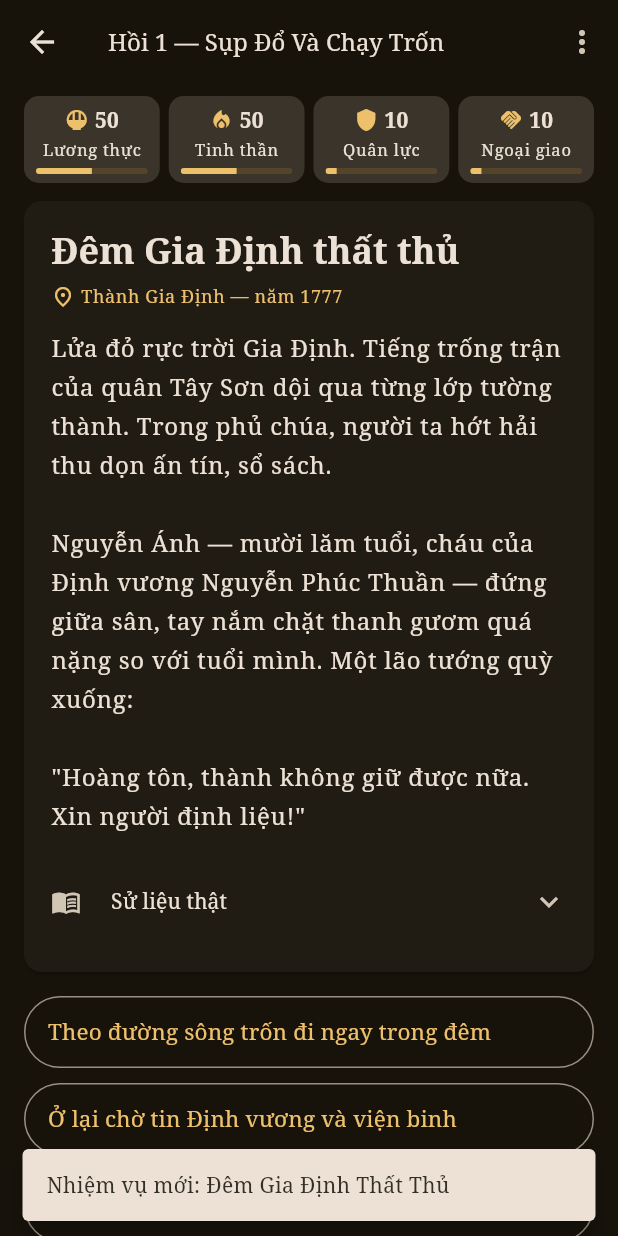
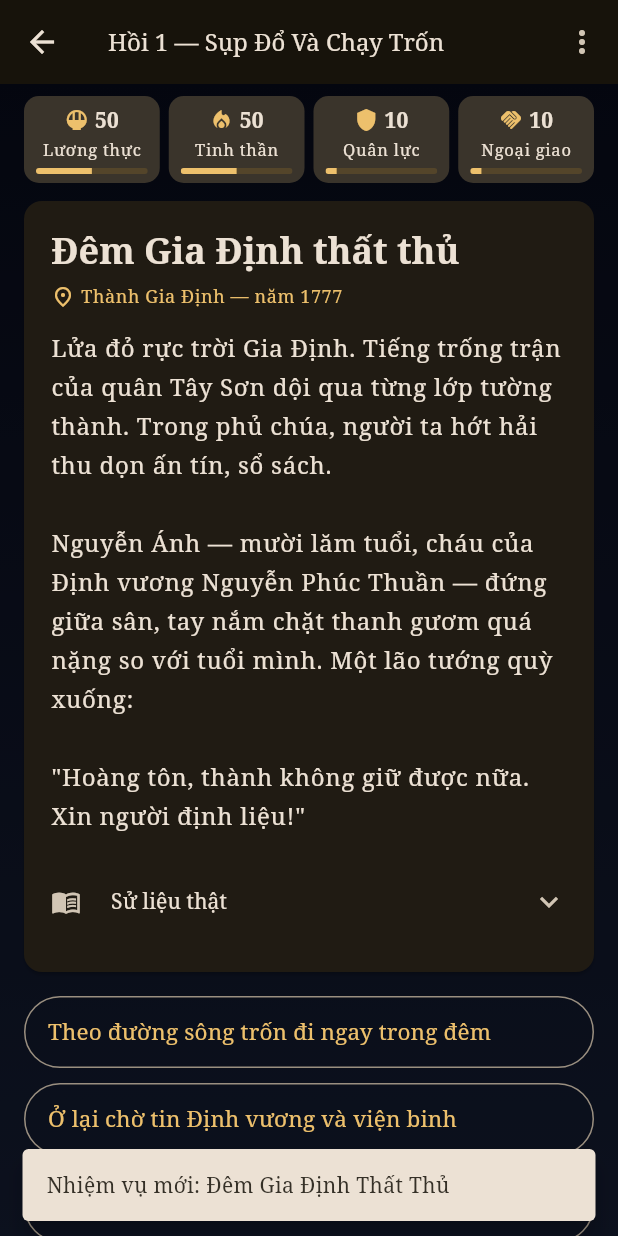
Before and after one commit to phongdt229-svg/game-gia-long, a Flutter app: the screen it shows after launch, after a tap on "Chơi mới", on a phone screen of 412 x 824 dp. Run offline on Flutter 3.47's test engine with Material 3 defaults, Android fonts, the phone set to English and light mode, and no system bars; our stand-ins replace audioplayers, google_fonts, shared_preferences.

Commit message:
Expand Act 1, add optional asset/music system, tune battles, add coverage tests
- Act 1: fishing village and deserters branches
- Asset catalog, scene backdrop/portraits, per-act music (graceful when files missing)
- assets/README.md documenting expected file names
- Raise difficulty of Quy Nhon/Thi Nai battles so tactics matter
- 2000-run playthrough simulation test for scene/choice/ending coverage

Co-Authored-By: Claude Sonnet 5 <noreply@anthropic.com>

```diff
--- a/gia_long_flutter/lib/main.dart
+++ b/gia_long_flutter/lib/main.dart
@@ -2,9 +2,15 @@ import 'package:flutter/material.dart';
 import 'package:google_fonts/google_fonts.dart';
 
 import 'screens/main_menu_screen.dart';
+import 'services/asset_catalog.dart';
+import 'services/audio_service.dart';
 import 'services/save_service.dart';
 
-void main() => runApp(const GiaLongApp());
+Future<void> main() async {
+  WidgetsFlutterBinding.ensureInitialized();
+  await AssetCatalog.load();
+  runApp(const GiaLongApp());
+}
 
 class GiaLongApp extends StatefulWidget {
   const GiaLongApp({super.key});
@@ -21,6 +27,7 @@ class _GiaLongAppState extends State<GiaLongApp> {
   void initState() {
     super.initState();
     _save.loadTextScale().then((v) => _textScale.value = v);
+    _save.loadMusicEnabled().then(AudioService.instance.setEnabled);
   }
 
   @override
--- a/gia_long_flutter/lib/screens/game_screen.dart
+++ b/gia_long_flutter/lib/screens/game_screen.dart
@@ -3,8 +3,11 @@ import 'package:flutter/material.dart';
 import '../game/game_controller.dart';
 import '../models/battle.dart';
 import '../models/scene.dart';
+import '../services/audio_service.dart';
+import '../story/asset_map.dart';
 import '../story/story_registry.dart';
 import '../widgets/choice_button.dart';
+import '../widgets/scene_backdrop.dart';
 import '../widgets/scene_card.dart';
 import '../widgets/stat_chip.dart';
 import 'base_screen.dart';
@@ -32,16 +35,21 @@ class _GameScreenState extends State<GameScreen> {
     super.initState();
     c.addListener(_onChanged);
     _onChanged(); // hiện thông báo đang chờ (ví dụ khi Tiếp tục ván cũ)
+    _syncMusic();
   }
 
   @override
   void dispose() {
     c.removeListener(_onChanged);
+    AudioService.instance.stop();
     _scroll.dispose();
     super.dispose();
   }
 
+  void _syncMusic() => AudioService.instance.playMusic(musicFor(c.scene));
+
   void _onChanged() {
+    _syncMusic();
     WidgetsBinding.instance.addPostFrameCallback((_) {
       if (!mounted) return;
       if (_scroll.hasClients) _scroll.jumpTo(0);
@@ -63,15 +71,18 @@ class _GameScreenState extends State<GameScreen> {
 
   Future<void> _openBattle(Scene scene) async {
     final def = battlesById[scene.battleId]!;
-    final result = await Navigator.of(context).push<BattleResult>(MaterialPageRoute(
-      builder: (_) => BattleScreen(def: def, state: c.state, weakened: c.isWeakened(def)),
+    final result =
+        await Navigator.of(context).push<BattleResult>(MaterialPageRoute(
+      builder: (_) =>
+          BattleScreen(def: def, state: c.state, weakened: c.isWeakened(def)),
     ));
     if (result != null) c.finishBattle(def, result);
   }
 
   Future<void> _openBase(Scene scene) async {
     final def = basesById[scene.baseId]!;
-    final stats = await Navigator.of(context).push<Map<String, int>>(MaterialPageRoute(
+    final stats =
+        await Navigator.of(context).push<Map<String, int>>(MaterialPageRoute(
       builder: (_) => BaseScreen(def: def, state: c.state),
     ));
     if (stats != null) c.finishBase(def, stats);
@@ -90,8 +101,12 @@ class _GameScreenState extends State<GameScreen> {
         title: const Text('Chơi lại Hồi này?'),
         content: const Text('Tiến trình từ đầu Hồi hiện tại sẽ bị xóa.'),
         actions: [
-          TextButton(onPressed: () => Navigator.pop(ctx, false), child: const Text('Hủy')),
-          FilledButton(onPressed: () => Navigator.pop(ctx, true), child: const Text('Chơi lại')),
+          TextButton(
+              onPressed: () => Navigator.pop(ctx, false),
+              child: const Text('Hủy')),
+          FilledButton(
+              onPressed: () => Navigator.pop(ctx, true),
+              child: const Text('Chơi lại')),
         ],
       ),
     );
@@ -123,19 +138,25 @@ class _GameScreenState extends State<GameScreen> {
         final scene = c.scene;
         return Scaffold(
           appBar: AppBar(
-            title: Text(actTitles[scene.act] ?? 'Hồi ${scene.act}', style: const TextStyle(fontSize: 16)),
+            title: Text(actTitles[scene.act] ?? 'Hồi ${scene.act}',
+                style: const TextStyle(fontSize: 16)),
             actions: [
               PopupMenuButton<String>(
                 onSelected: _onMenuSelected,
                 itemBuilder: (_) => const [
-                  PopupMenuItem(value: 'quests', child: Text('Nhật ký nhiệm vụ')),
-                  PopupMenuItem(value: 'restart', child: Text('Chơi lại Hồi này')),
-                  PopupMenuItem(value: 'menu', child: Text('Về màn hình chính')),
+                  PopupMenuItem(
+                      value: 'quests', child: Text('Nhật ký nhiệm vụ')),
+                  PopupMenuItem(
+                      value: 'restart', child: Text('Chơi lại Hồi này')),
+                  PopupMenuItem(
+                      value: 'menu', child: Text('Về màn hình chính')),
                 ],
               ),
             ],
           ),
-          body: SafeArea(
+          body: SceneBackdrop(
+            scene: scene,
+            child: SafeArea(
               child: Center(
                 child: ConstrainedBox(
                   constraints: const BoxConstraints(maxWidth: 720),
@@ -164,6 +185,7 @@ class _GameScreenState extends State<GameScreen> {
                         ),
                       ),
                     ],
+                  ),
                 ),
               ),
             ),
--- /dev/null
+++ b/gia_long_flutter/lib/services/asset_catalog.dart
@@ -0,0 +1,20 @@
+import 'package:flutter/services.dart';
+
+/// Danh sách asset thực sự có trong bản build.
+///
+/// Hình nền, chân dung và nhạc là tùy chọn: thiếu file thì game vẫn chạy bình thường
+/// (dùng nền gradient, không chân dung, không nhạc) — nên trước khi dùng phải hỏi [has].
+class AssetCatalog {
+  static Set<String> _assets = {};
+
+  static Future<void> load([AssetBundle? bundle]) async {
+    try {
+      final manifest = await AssetManifest.loadFromAssetBundle(bundle ?? rootBundle);
+      _assets = manifest.listAssets().toSet();
+    } catch (_) {
+      _assets = {};
+    }
+  }
+
+  static bool has(String? path) => path != null && _assets.contains(path);
+}
--- /dev/null
+++ b/gia_long_flutter/lib/services/audio_service.dart
@@ -0,0 +1,51 @@
+import 'package:audioplayers/audioplayers.dart';
+import 'package:flutter/foundation.dart';
+
+import 'asset_catalog.dart';
+
+/// Phát nhạc nền lặp lại. Thiếu file nhạc hoặc lỗi thiết bị thì im lặng bỏ qua.
+class AudioService {
+  AudioService._();
+
+  static final AudioService instance = AudioService._();
+
+  AudioPlayer? _player;
+  String? _current;
+  bool _enabled = true;
+
+  bool get enabled => _enabled;
+
+  /// [track] tính từ thư mục `assets/`, ví dụ `audio/act1.mp3`; `null` = dừng nhạc.
+  Future<void> playMusic(String? track) async {
+    if (track == null || !_enabled) {
+      if (track == null) await stop();
+      return;
+    }
+    if (_current == track) return;
+    if (!AssetCatalog.has('assets/$track')) {
+      await stop();
+      return;
+    }
+    _current = track;
+    try {
+      final player = _player ??= AudioPlayer()..setReleaseMode(ReleaseMode.loop);
+      await player.play(AssetSource(track), volume: 0.5);
+    } catch (e) {
+      debugPrint('Không phát được nhạc "$track": $e');
+    }
+  }
+
+  Future<void> stop() async {
+    _current = null;
+    try {
+      await _player?.stop();
+    } catch (e) {
+      debugPrint('Không dừng được nhạc: $e');
+    }
+  }
+
+  Future<void> setEnabled(bool value) async {
+    _enabled = value;
+    if (!value) await stop();
+  }
+}
--- a/gia_long_flutter/lib/services/save_service.dart
+++ b/gia_long_flutter/lib/services/save_service.dart
@@ -8,6 +8,7 @@ import '../models/player_state.dart';
 class SaveService {
   static const _saveKey = 'gia_long_save_v1';
   static const _textScaleKey = 'gia_long_text_scale';
+  static const _musicKey = 'gia_long_music_enabled';
 
   Future<bool> hasSave() async => (await SharedPreferences.getInstance()).containsKey(_saveKey);
 
@@ -38,6 +39,16 @@ class SaveService {
     return prefs.getDouble(_textScaleKey) ?? 1.0;
   }
 
+  Future<bool> loadMusicEnabled() async {
+    final prefs = await SharedPreferences.getInstance();
+    return prefs.getBool(_musicKey) ?? true;
+  }
+
+  Future<void> saveMusicEnabled(bool enabled) async {
+    final prefs = await SharedPreferences.getInstance();
+    await prefs.setBool(_musicKey, enabled);
+  }
+
   Future<void> saveTextScale(double scale) async {
     final prefs = await SharedPreferences.getInstance();
     await prefs.setDouble(_textScaleKey, scale);
--- /dev/null
+++ b/gia_long_flutter/lib/widgets/scene_backdrop.dart
@@ -0,0 +1,54 @@
+import 'package:flutter/material.dart';
+
+import '../models/scene.dart';
+import '../services/asset_catalog.dart';
+import '../story/asset_map.dart';
+
+/// Nền của một cảnh: gradient theo Hồi, phủ hình nền nếu có, kèm lớp tối cho dễ đọc chữ.
+class SceneBackdrop extends StatelessWidget {
+  const SceneBackdrop({super.key, required this.scene, required this.child});
+
+  final Scene scene;
+  final Widget child;
+
+  static const _palettes = <int, List<Color>>{
+    1: [Color(0xFF0B1026), Color(0xFF1E2A4A)], // đêm Gia Định
+    2: [Color(0xFF0B2A2A), Color(0xFF1F4B4B)], // biển, Xiêm La
+    3: [Color(0xFF2A0F1A), Color(0xFF4A2030)], // triều đình, ngoại giao
+    4: [Color(0xFF14260F), Color(0xFF35502A)], // căn cứ, đồn điền
+    5: [Color(0xFF2B140C), Color(0xFF5A2E1A)], // chiến trận
+    6: [Color(0xFF2A210A), Color(0xFF6B5310)], // hoàng cung
+  };
+
+  @override
+  Widget build(BuildContext context) {
+    final colors = _palettes[scene.act] ?? _palettes[1]!;
+    final bg = backgroundFor(scene);
+    return Stack(
+      fit: StackFit.expand,
+      children: [
+        DecoratedBox(
+          decoration: BoxDecoration(
+            gradient: LinearGradient(
+              begin: Alignment.topCenter,
+              end: Alignment.bottomCenter,
+              colors: colors,
+            ),
+          ),
+        ),
+        if (AssetCatalog.has(bg))
+          AnimatedSwitcher(
+            duration: const Duration(milliseconds: 400),
+            child: Image.asset(
+              bg!,
+              key: ValueKey(bg),
+              fit: BoxFit.cover,
+              errorBuilder: (_, __, ___) => const SizedBox.shrink(),
+            ),
+          ),
+        const ColoredBox(color: Color(0x99000000)),
+        child,
+      ],
+    );
+  }
+}
--- a/gia_long_flutter/lib/widgets/scene_card.dart
+++ b/gia_long_flutter/lib/widgets/scene_card.dart
@@ -1,6 +1,8 @@
 import 'package:flutter/material.dart';
 
 import '../models/scene.dart';
+import '../services/asset_catalog.dart';
+import '../story/asset_map.dart';
 
 /// Thẻ hiển thị nội dung một cảnh: tiêu đề, địa điểm, lời kể, sử liệu.
 class SceneCard extends StatelessWidget {
@@ -18,9 +20,23 @@ class SceneCard extends StatelessWidget {
         child: Column(
           crossAxisAlignment: CrossAxisAlignment.start,
           children: [
-            Text(
-              scene.title,
-              style: theme.textTheme.headlineSmall?.copyWith(fontWeight: FontWeight.bold),
+            Row(
+              children: [
+                if (AssetCatalog.has(portraitFor(scene))) ...[
+                  CircleAvatar(
+                    radius: 30,
+                    backgroundImage: AssetImage(portraitFor(scene)!),
+                    onBackgroundImageError: (_, __) {},
+                  ),
+                  const SizedBox(width: 14),
+                ],
+                Expanded(
+                  child: Text(
+                    scene.title,
+                    style: theme.textTheme.headlineSmall?.copyWith(fontWeight: FontWeight.bold),
+                  ),
+                ),
+              ],
             ),
             if (scene.location != null) ...[
               const SizedBox(height: 6),
--- a/gia_long_flutter/pubspec.yaml
+++ b/gia_long_flutter/pubspec.yaml
@@ -11,6 +11,7 @@ dependencies:
     sdk: flutter
   shared_preferences: ^2.2.3
   google_fonts: ^6.2.1
+  audioplayers: ^6.8.1
 
 dev_dependencies:
   flutter_test:
@@ -19,3 +20,7 @@ dev_dependencies:
 
 flutter:
   uses-material-design: true
+  assets:
+    - assets/images/backgrounds/
+    - assets/images/portraits/
+    - assets/audio/
```
Also changed, not shown: gia_long_flutter/lib/screens/settings_screen.dart (+13 -0 lines), gia_long_flutter/lib/story/act1_data.dart (+62 -3 lines), gia_long_flutter/lib/story/asset_map.dart (added, +51 -0 lines), gia_long_flutter/lib/story/battles_data.dart (+8 -8 lines), gia_long_flutter/pubspec.lock, 7 other files. Lines whose indentation alone changed are shown as unchanged.
